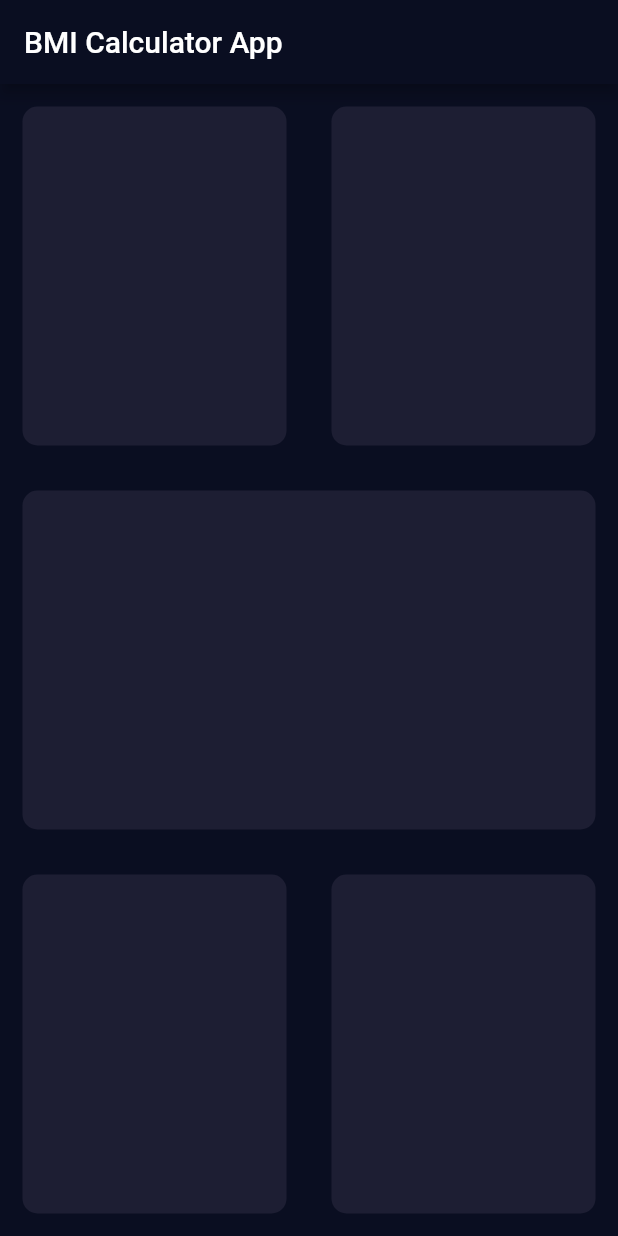
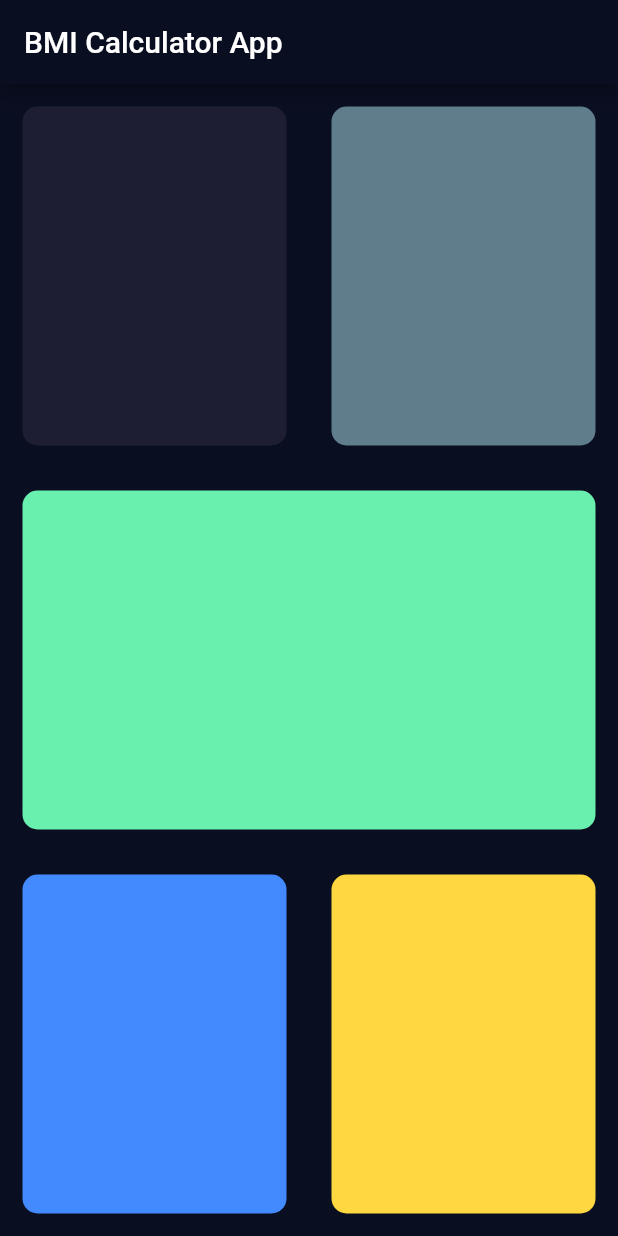
Before and after one commit to malikijazbashir/bmi_calculator, a Flutter app: the screen it shows after launch, on a phone screen of 412 x 824 dp. Run offline on Flutter 3.47's test engine with Material 2 defaults, Android fonts, the phone set to English and light mode, and no system bars.

Commit message:
Refactor our code in flutter BMI calculator lecture No 57 part 3

```diff
--- a/lib/input_page.dart
+++ b/lib/input_page.dart
@@ -18,49 +18,16 @@ class _InputPageState extends State<InputPage> {
           Expanded(child: Row(
             children: <Widget>[
               Expanded(
-                  child: Container(
-                    margin: EdgeInsets.all(15.0),
-                    decoration: BoxDecoration(
-                      color:Color(0xFF1D1E33),
-                      borderRadius: BorderRadius.circular(10.0)
-                    ),
-              )),
-              Expanded(child: Container(
-                margin: EdgeInsets.all(15.0),
-                decoration: BoxDecoration(
-                    color:Color(0xFF1D1E33),
-                    borderRadius: BorderRadius.circular(10.0)
-                ),
-
-              )),
+                  child: new RepeatContainerCode(colors: Color(0xFF1D1E33))
+              ),
+              Expanded(child: new RepeatContainerCode(colors: Colors.blueGrey,)),
             ],
           )),
-          Expanded(child: Container(
-            margin: EdgeInsets.all(15.0),
-            decoration: BoxDecoration(
-                color:Color(0xFF1D1E33),
-                borderRadius: BorderRadius.circular(10.0)
-            ),
-
-          )),
+          Expanded(child: new RepeatContainerCode(colors: Colors.greenAccent,)),
           Expanded(child: Row(
             children: <Widget>[
-              Expanded(child: Container(
-                margin: EdgeInsets.all(15.0),
-                decoration: BoxDecoration(
-                    color:Color(0xFF1D1E33),
-                    borderRadius: BorderRadius.circular(10.0)
-                ),
-
-              )),
-              Expanded(child: Container(
-                margin: EdgeInsets.all(15.0),
-                decoration: BoxDecoration(
-                    color:Color(0xFF1D1E33),
-                    borderRadius: BorderRadius.circular(10.0)
-                ),
-
-              )),
+              Expanded(child: new RepeatContainerCode(colors: Colors.blueAccent,)),
+              Expanded(child: new RepeatContainerCode(colors: Colors.amberAccent,)),
             ],
           )),
         ],
@@ -69,3 +36,18 @@ class _InputPageState extends State<InputPage> {
     );
   }
 }
+
+class RepeatContainerCode extends StatelessWidget {
+  RepeatContainerCode({@required this.colors});
+final Color colors;
+  @override
+  Widget build(BuildContext context) {
+    return Container(
+      margin: EdgeInsets.all(15.0),
+      decoration: BoxDecoration(
+        color:colors,
+        borderRadius: BorderRadius.circular(10.0)
+      ),
+              );
+  }
+}
```
Also changed, not shown: 1 other file.
